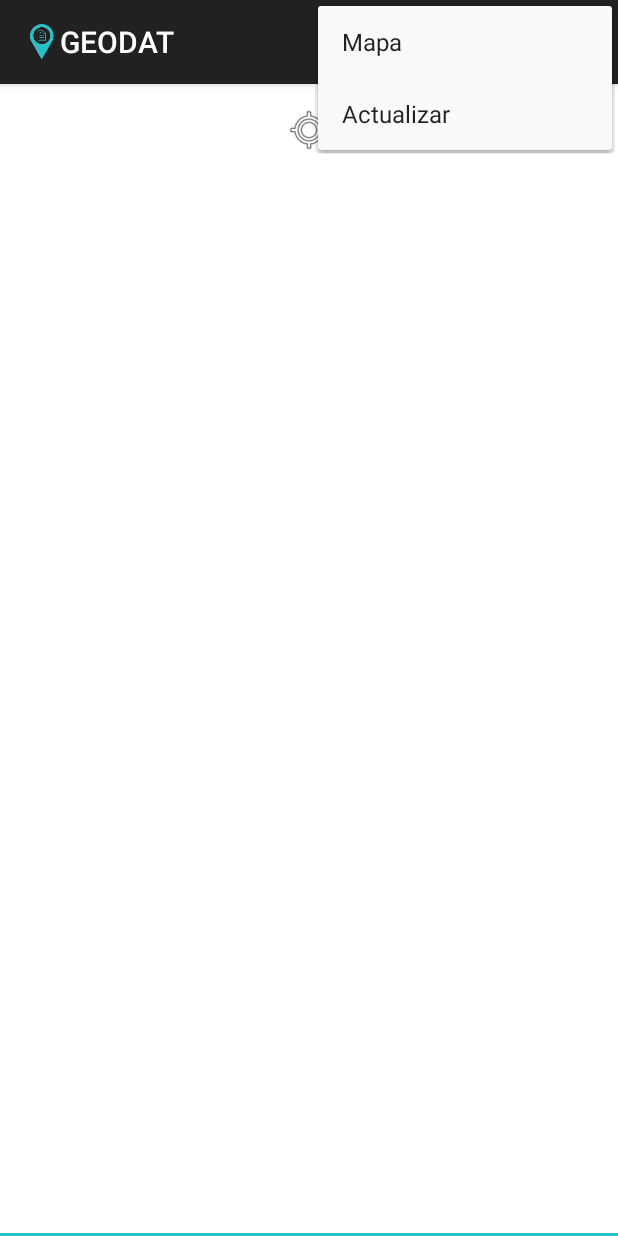
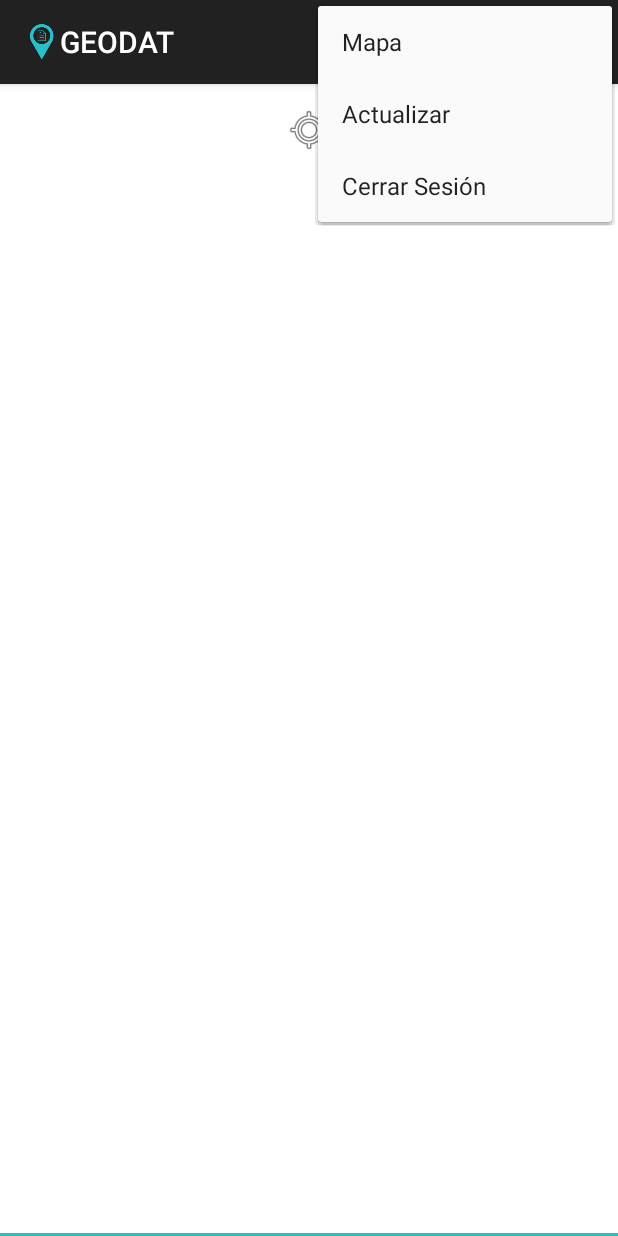
Before and after one commit to fmart318/geodat, an Android app: the MainActivity screen opened directly, with no data from a screen before it, with the options menu open, on a phone screen of 412 x 824 dp. Run offline under Robolectric (Android 15) with nearby library versions, the phone set to English and light mode, and no system bars.

Commit message:
Cerrar sesion

```diff
--- a/geodat/src/main/AndroidManifest.xml
+++ b/geodat/src/main/AndroidManifest.xml
@@ -2,8 +2,8 @@
 <manifest xmlns:android="http://schemas.android.com/apk/res/android"
     xmlns:tools="http://schemas.android.com/tools"
     package="app.geodat"
-    android:versionCode="7"
-    android:versionName="1.3" >
+    android:versionCode="8"
+    android:versionName="1.3.1" >
 
     <!--<uses-sdk android:minSdkVersion="19" android:targetSdkVersion="26" />-->
     <permission
--- a/geodat/src/main/res/menu/main.xml
+++ b/geodat/src/main/res/menu/main.xml
@@ -30,5 +30,9 @@
         android:id="@+id/btnactualizar"
         android:title="@string/actualizar"/>
 
+    <item
+        android:id="@+id/btnlogout"
+        android:title="@string/logout"/>
+
 
 </menu>
--- a/geodat/src/main/res/values/strings.xml
+++ b/geodat/src/main/res/values/strings.xml
@@ -108,5 +108,7 @@
     <string name="login">LOGIN</string>
     <string name="no_usuario">NO ES USUARIO</string>
     <string name="suscribir">SUSCRIBIR</string>
+    <string name="logout">Cerrar Sesión</string>
+    <string name="logout_confirmacion">¿Desea desconectarse de Geodat?</string>
 
 </resources>
```
Also changed, not shown: geodat/src/main/java/app/geodat/MainActivity.java (+21 -20 lines), 134 other files.
